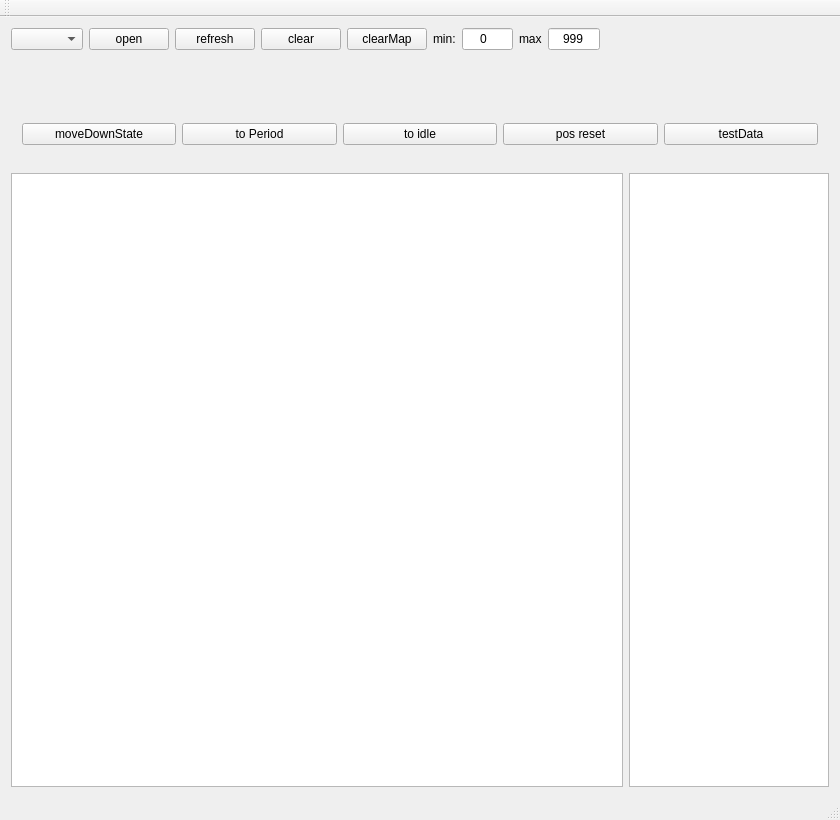
The window that mainwindow.ui (PoldenDev/polden-ver-motorControl-desktop) describes before a commit, drawn with Qt 5.
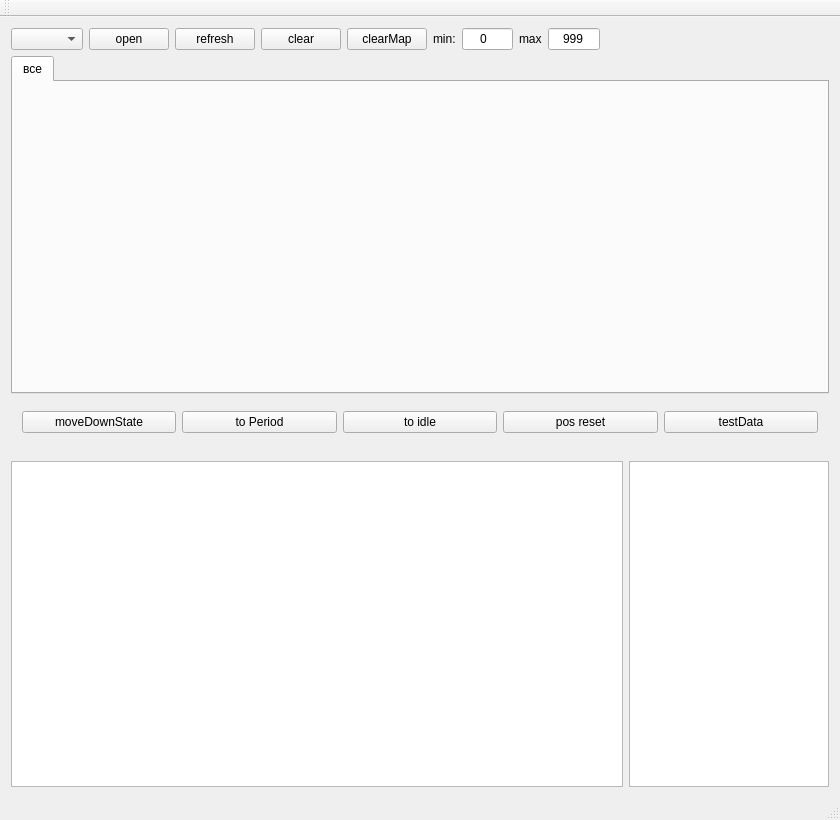
The same window after the commit.

The edit to the form file:
```diff
--- a/mainwindow.ui
+++ b/mainwindow.ui
@@ -108,6 +108,16 @@
      </widget>
     </item>
     <item>
+     <widget class="QTabWidget" name="tabWidget">
+      <property name="currentIndex">
+       <number>0</number>
+      </property>
+      <widget class="QWidget" name="tab">
+       <attribute name="title">
+        <string>все</string>
+       </attribute>
+       <layout class="QVBoxLayout" name="verticalLayout">
+        <item>
      <widget class="QWidget" name="qwtWdgH1" native="true">
       <layout class="QHBoxLayout" name="horizontalLayout_2">
        <item>
@@ -123,6 +133,10 @@
         <widget class="QWidget" name="widget_8" native="true"/>
        </item>
       </layout>
+         </widget>
+        </item>
+       </layout>
+      </widget>
      </widget>
     </item>
     <item>
```
Lines whose indentation alone changed are shown as unchanged.
